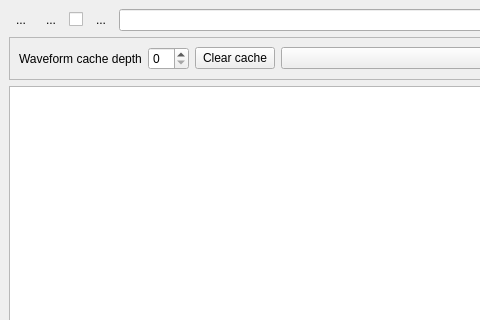
This is ui/AWG.ui in MonroeQuantumNetworks/IonControl as Qt 5 draws it before an edit; both pictures show x 0 to 480 and y 0 to 320 of the 881 by 775 pixel window. The edited form follows.
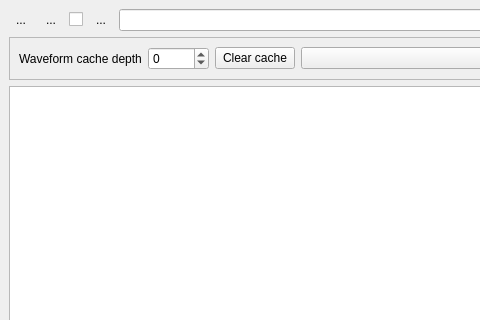
This is the edited form. Icons and pictures are not drawn. Custom widgets are drawn as their Qt base class.

The edit to the form file:
```diff
--- a/ui/AWG.ui
+++ b/ui/AWG.ui
@@ -139,6 +139,12 @@
          <property name="toolTip">
           <string>&lt;html&gt;&lt;head/&gt;&lt;body&gt;&lt;p&gt;number of waveforms to cache. Increasing this number makes evaluation faster, at the expense of memory usage. A value less than zero indicates an unbounded cache.&lt;/p&gt;&lt;/body&gt;&lt;/html&gt;</string>
          </property>
+         <property name="minimum">
+          <number>-1</number>
+         </property>
+         <property name="maximum">
+          <number>10000</number>
+         </property>
         </widget>
        </item>
        <item>
```
